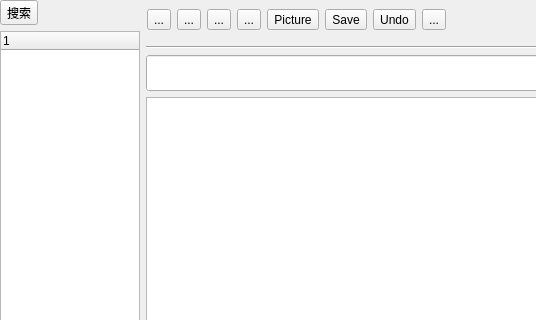
Before: the Qt Designer form App/windows/mainwindow.ui in kevinWu7/LifeNote, drawn with Qt 5; both pictures show x 0 to 536 and y 0 to 320 of the 847 by 570 pixel window.
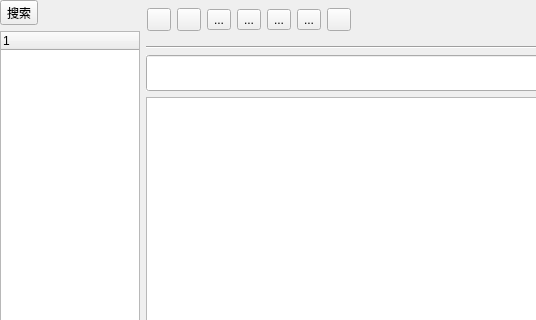
After: the same form once the commit is applied.

The edit to the form file:
```diff
--- a/App/windows/mainwindow.ui
+++ b/App/windows/mainwindow.ui
@@ -164,6 +164,26 @@
              <property name="bottomMargin">
               <number>0</number>
              </property>
+             <item>
+              <widget class="QToolButton" name="saveBtn">
+               <property name="text">
+                <string/>
+               </property>
+               <property name="checkable">
+                <bool>false</bool>
+               </property>
+              </widget>
+             </item>
+             <item>
+              <widget class="QToolButton" name="undoBtn">
+               <property name="text">
+                <string/>
+               </property>
+               <property name="checkable">
+                <bool>false</bool>
+               </property>
+              </widget>
+             </item>
              <item>
               <widget class="QToolButton" name="boldBtn">
                <property name="minimumSize">
@@ -246,37 +266,7 @@
              <item>
               <widget class="QToolButton" name="pictureBtn">
                <property name="text">
-                <string>Picture</string>
-               </property>
-               <property name="checkable">
-                <bool>false</bool>
-               </property>
-              </widget>
-             </item>
-             <item>
-              <widget class="QToolButton" name="saveBtn">
-               <property name="text">
-                <string>Save</string>
-               </property>
-               <property name="checkable">
-                <bool>false</bool>
-               </property>
-              </widget>
-             </item>
-             <item>
-              <widget class="QToolButton" name="undoBtn">
-               <property name="text">
-                <string>Undo</string>
-               </property>
-               <property name="checkable">
-                <bool>false</bool>
-               </property>
-              </widget>
-             </item>
-             <item>
-              <widget class="QToolButton" name="toolButton_4">
-               <property name="text">
-                <string>...</string>
+                <string/>
                </property>
                <property name="checkable">
                 <bool>false</bool>
```
